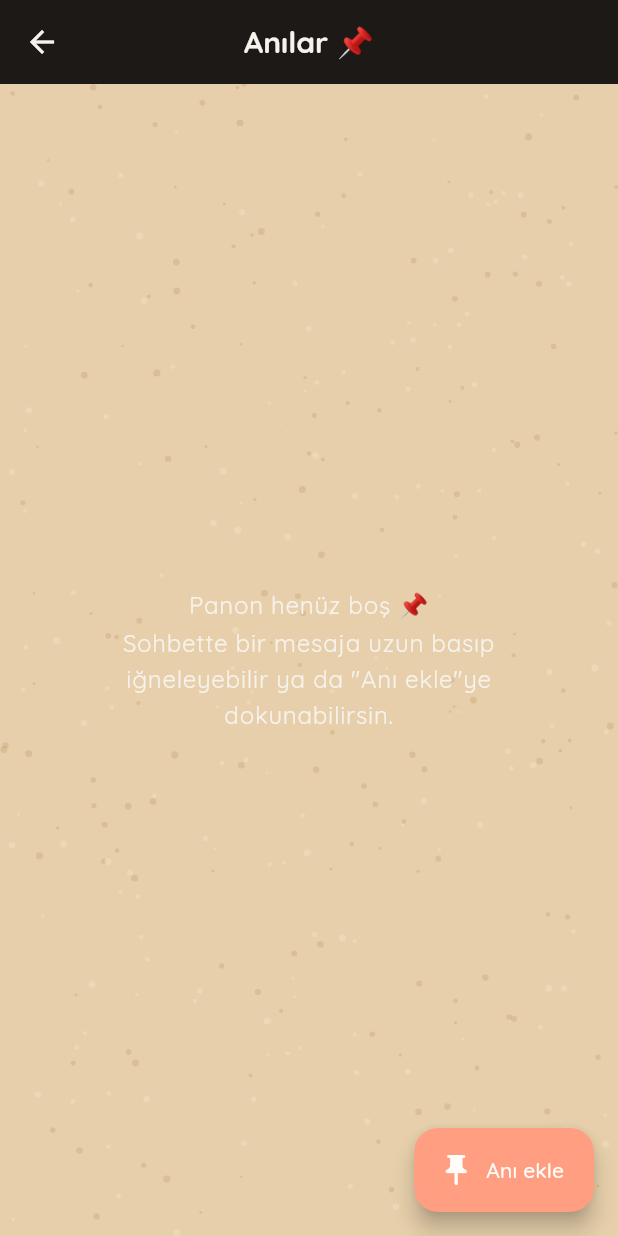
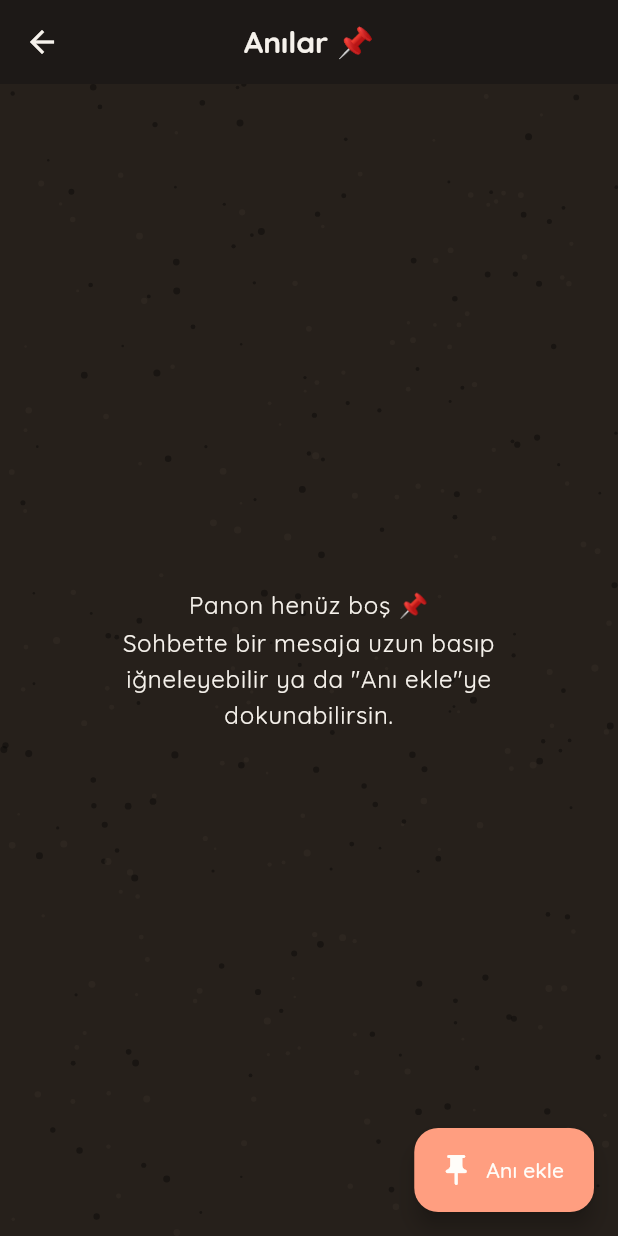
Before and after one commit to Pisilikopat/PokiRoom, a Flutter app: the screen it shows once a user with an empty profile is signed in, after a tap on the "dark mode" icon, after a tap on "Anılar", on a phone screen of 412 x 824 dp. Run offline on Flutter 3.47's test engine with Material 3 defaults, Android fonts, the phone set to English and light mode, and no system bars; our stand-ins replace firebase_core, firebase_messaging, google_fonts, supabase_flutter; accounts and stored records are empty; network calls fail.

Commit message:
Fix dark theme coverage across Memories, Workshop, Canvas, PokiPoke and Sheets

```diff
--- a/lib/features/empty_pocket/widgets/pocket_header.dart
+++ b/lib/features/empty_pocket/widgets/pocket_header.dart
@@ -15,9 +15,9 @@
       height: 150,
       width: double.infinity,
       decoration: BoxDecoration(
-        color: PokiColors.surface,
+        color: PokiColors.surfaceOf(context),
         borderRadius: PokiRadius.all,
-        boxShadow: PokiShadows.soft,
+        boxShadow: PokiShadows.softOf(context),
       ),
       child: Stack(
         alignment: Alignment.center,
--- a/lib/features/memories/memories_screen.dart
+++ b/lib/features/memories/memories_screen.dart
@@ -41,7 +41,7 @@
   Future<void> _add() async {
     final action = await showModalBottomSheet<_AddAction>(
       context: context,
-      backgroundColor: PokiColors.background,
+      backgroundColor: PokiColors.backgroundOf(context),
       shape: const RoundedRectangleBorder(
         borderRadius: BorderRadius.vertical(top: Radius.circular(PokiRadius.card)),
       ),
@@ -130,7 +130,13 @@
       ),
       body: Stack(
         children: [
-          const Positioned.fill(child: CustomPaint(painter: _CorkPainter())),
+          Positioned.fill(
+            child: CustomPaint(
+              painter: _CorkPainter(
+                isDark: Theme.of(context).brightness == Brightness.dark,
+              ),
+            ),
+          ),
           StreamBuilder<List<PokiMemory>>(
             stream: _stream,
             builder: (context, snapshot) {
@@ -191,16 +197,27 @@
   }
 }
 
-/// Mantar doku: sabit tohumlu rastgele benekler.
+/// Mantar doku: sabit tohumlu rastgele benekler (Gece & Gündüz uyumlu).
 class _CorkPainter extends CustomPainter {
-  const _CorkPainter();
+  const _CorkPainter({required this.isDark});
+
+  final bool isDark;
 
   @override
   void paint(Canvas canvas, Size size) {
-    canvas.drawRect(Offset.zero & size, Paint()..color = const Color(0xFFE6CFAA));
+    canvas.drawRect(
+      Offset.zero & size,
+      Paint()..color = isDark ? const Color(0xFF26201B) : const Color(0xFFE6CFAA),
+    );
     final rnd = math.Random(42);
-    final dark = Paint()..color = const Color(0xFFB58B5A).withOpacity(0.25);
-    final light = Paint()..color = const Color(0xFFF5E3C3).withOpacity(0.45);
+    final dark = Paint()
+      ..color = isDark
+          ? Colors.black.withOpacity(0.35)
+          : const Color(0xFFB58B5A).withOpacity(0.25);
+    final light = Paint()
+      ..color = isDark
+          ? const Color(0xFF383028).withOpacity(0.4)
+          : const Color(0xFFF5E3C3).withOpacity(0.45);
     for (var i = 0; i < 320; i++) {
       final p = Offset(rnd.nextDouble() * size.width, rnd.nextDouble() * size.height);
       canvas.drawCircle(p, 0.8 + rnd.nextDouble() * 1.6, i.isEven ? dark : light);
@@ -208,5 +225,6 @@
   }
 
   @override
-  bool shouldRepaint(covariant CustomPainter oldDelegate) => false;
+  bool shouldRepaint(covariant _CorkPainter oldDelegate) =>
+      oldDelegate.isDark != isDark;
 }
--- a/lib/features/memories/widgets/note_composer_sheet.dart
+++ b/lib/features/memories/widgets/note_composer_sheet.dart
@@ -11,7 +11,7 @@
     return showModalBottomSheet<String>(
       context: context,
       isScrollControlled: true,
-      backgroundColor: PokiColors.background,
+      backgroundColor: PokiColors.backgroundOf(context),
       shape: const RoundedRectangleBorder(
         borderRadius: BorderRadius.vertical(top: Radius.circular(PokiRadius.card)),
       ),
--- a/lib/features/room/widgets/foggy_compose_sheet.dart
+++ b/lib/features/room/widgets/foggy_compose_sheet.dart
@@ -11,7 +11,7 @@
     return showModalBottomSheet<String>(
       context: context,
       isScrollControlled: true,
-      backgroundColor: PokiColors.background,
+      backgroundColor: PokiColors.backgroundOf(context),
       shape: const RoundedRectangleBorder(
         borderRadius: BorderRadius.vertical(top: Radius.circular(PokiRadius.card)),
       ),
--- a/lib/features/workshop/doodle_studio_screen.dart
+++ b/lib/features/workshop/doodle_studio_screen.dart
@@ -117,7 +117,6 @@
           ),
         ),
       ),
-      backgroundColor: PokiColors.background,
     );
   }
 }
--- a/lib/features/workshop/widgets/doodle_toolbar.dart
+++ b/lib/features/workshop/widgets/doodle_toolbar.dart
@@ -48,8 +48,8 @@
                           shape: BoxShape.circle,
                           border: Border.all(
                             color: selected
-                                ? PokiColors.text
-                                : PokiColors.text.withOpacity(0.15),
+                                ? PokiColors.textOf(context)
+                                : PokiColors.textOf(context).withOpacity(0.15),
                             width: selected ? 3 : 1.5,
                           ),
                         ),
@@ -72,7 +72,7 @@
                           color: controller.color,
                           shape: BoxShape.circle,
                           border: Border.all(
-                            color: PokiColors.text.withOpacity(0.2),
+                            color: PokiColors.textOf(context).withOpacity(0.2),
                           ),
                         ),
                       ),
--- a/lib/features/workshop/widgets/sticker_picker_sheet.dart
+++ b/lib/features/workshop/widgets/sticker_picker_sheet.dart
@@ -31,7 +31,7 @@
     return showModalBottomSheet<void>(
       context: context,
       isScrollControlled: true,
-      backgroundColor: PokiColors.background,
+      backgroundColor: PokiColors.backgroundOf(context),
       shape: const RoundedRectangleBorder(
         borderRadius: BorderRadius.vertical(top: Radius.circular(PokiRadius.card)),
       ),
@@ -141,7 +141,7 @@
                     itemBuilder: (context, i) {
                       final s = list[i];
                       return Material(
-                        color: PokiColors.surface,
+                        color: PokiColors.surfaceOf(context),
                         borderRadius: PokiRadius.all,
                         child: InkWell(
                           borderRadius: PokiRadius.all,
```
Also changed, not shown: lib/features/memories/widgets/memory_card.dart (+15 -15 lines), lib/features/notifications/widgets/activity_center_sheet.dart (+5 -3 lines), lib/features/room/widgets/poki_poke_menu.dart (+6 -5 lines), lib/features/workshop/widgets/doodle_canvas.dart (+12 -5 lines), lib/shared/widgets/poki_notification_overlay.dart (+8 -3 lines).
